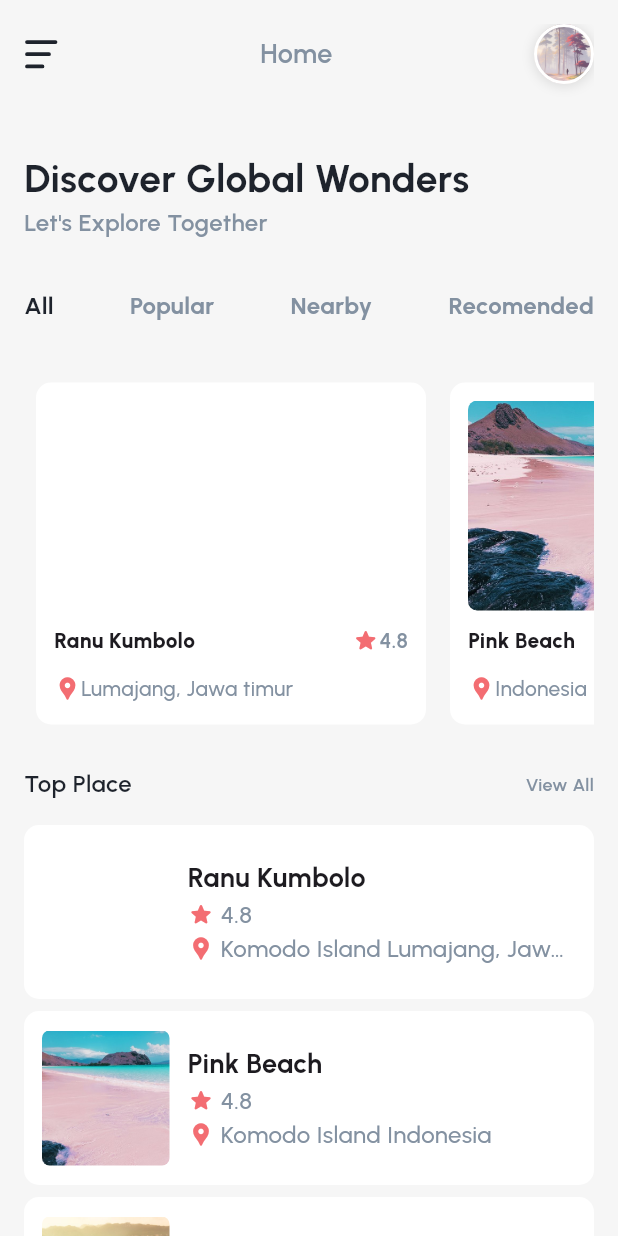
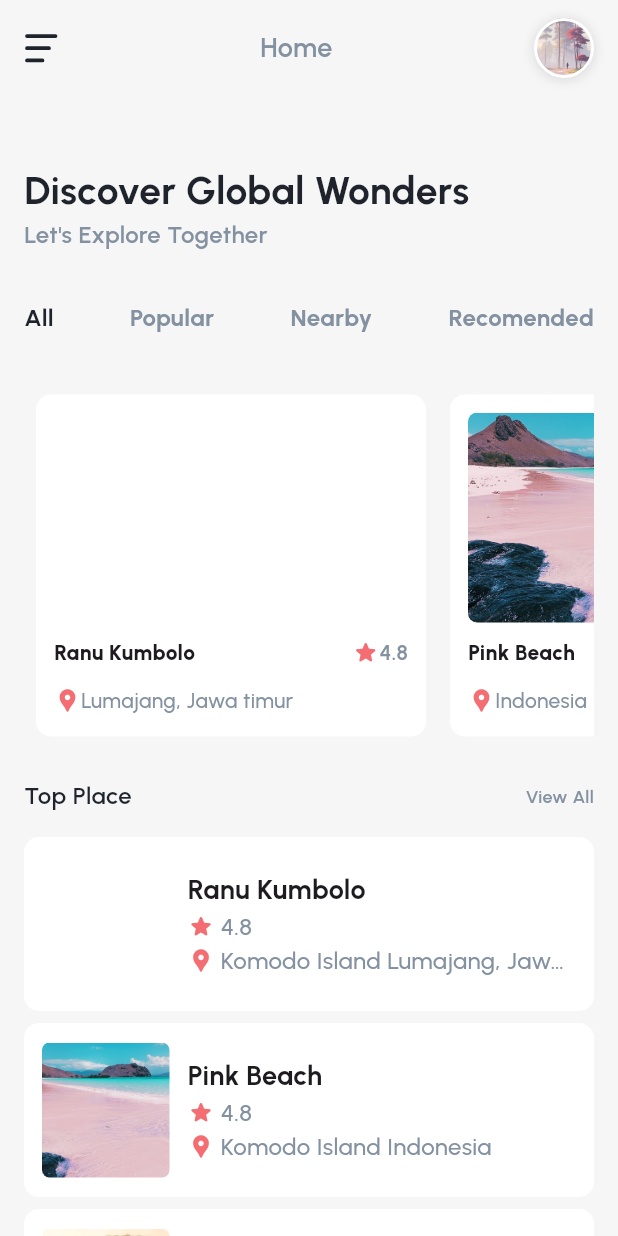
Before and after one commit to NikhilKatkuri/Traviki, a Flutter app: the Home screen opened by its route, on a phone screen of 412 x 824 dp. Run offline on Flutter 3.47's test engine with Material 3 defaults, Android fonts, the light colour scheme and no system bars; our stand-ins replace flutter_svg.

Commit message:
chore: home screen ->  navbar fixed to top instead of scrollable

```diff
--- a/lib/Presentation/main/home/home.dart
+++ b/lib/Presentation/main/home/home.dart
@@ -21,7 +21,7 @@ class _HomeState extends State<Home> {
     super.initState();
     SystemChrome.setSystemUIOverlayStyle(
       const SystemUiOverlayStyle(
-        statusBarColor: Colors.white,
+        statusBarColor: Color(0xffF6F6F6),
         statusBarIconBrightness: Brightness.dark,
       ),
     );
@@ -34,14 +34,24 @@ class _HomeState extends State<Home> {
       child: Scaffold(
         backgroundColor: Color(0xffF6F6F6),
         body: SafeArea(
-          child: Padding(
-            padding: const EdgeInsets.fromLTRB(16, 16, 16, 0),
-            child: SingleChildScrollView(
           child: Column(
             mainAxisAlignment: MainAxisAlignment.start,
             crossAxisAlignment: CrossAxisAlignment.start,
             children: [
-                  Navbar(title: "Home"),
+              Padding(
+                padding: const EdgeInsets.symmetric(
+                  horizontal: 16,
+                  vertical: 12,
+                ),
+                child: Navbar(title: "Home"),
+              ),
+              Expanded(
+                child: SingleChildScrollView(
+                  padding: const EdgeInsets.fromLTRB(16, 0, 16, 16),
+
+                  child: Column(
+                    crossAxisAlignment: CrossAxisAlignment.start,
+                    children: [
                       SizedBox(height: 44),
                       Text(
                         "Discover Global Wonders",
@@ -117,6 +127,8 @@ class _HomeState extends State<Home> {
                     ],
                   ),
                 ),
+              ),
+            ],
           ),
         ),
       ),
```
Lines whose indentation alone changed are shown as unchanged.
